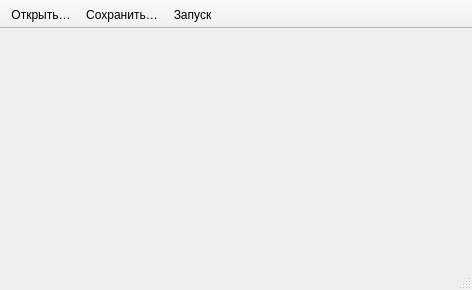
Above: mainwindow.ui from splinter89/scompiler before the change. Below: the same form after it.
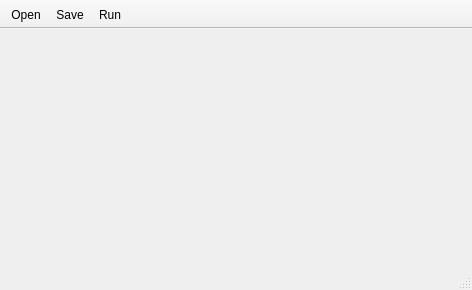
That is the form after the change. Icons and pictures are not drawn.

Patch:
```diff
--- a/mainwindow.ui
+++ b/mainwindow.ui
@@ -52,7 +52,7 @@
      <normaloff>:/icons/icons/open.png</normaloff>:/icons/icons/open.png</iconset>
    </property>
    <property name="text">
-    <string>Открыть…</string>
+    <string>Open</string>
    </property>
    <property name="toolTip">
     <string>Открыть (Ctrl+O)</string>
@@ -67,7 +67,7 @@
      <normaloff>:/icons/icons/save.png</normaloff>:/icons/icons/save.png</iconset>
    </property>
    <property name="text">
-    <string>Сохранить…</string>
+    <string>Save</string>
    </property>
    <property name="toolTip">
     <string>Сохранить (Ctrl+S)</string>
@@ -82,7 +82,7 @@
      <normaloff>:/icons/icons/run.png</normaloff>:/icons/icons/run.png</iconset>
    </property>
    <property name="text">
-    <string>Запуск</string>
+    <string>Run</string>
    </property>
    <property name="toolTip">
     <string>Запуск (Ctrl+R)</string>
```
Left out of the diff: 10 changed lines with no effect on the pictures.
